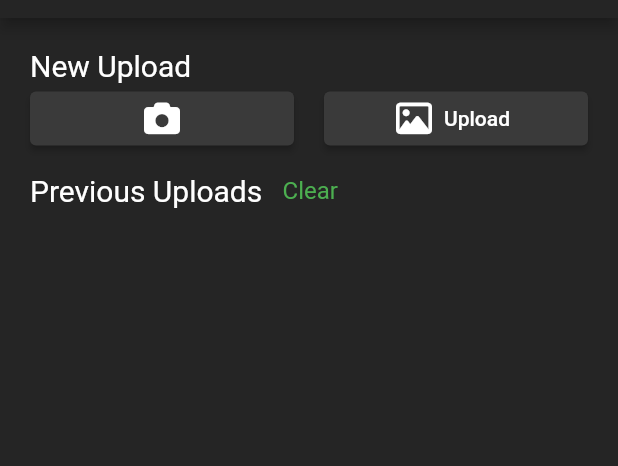
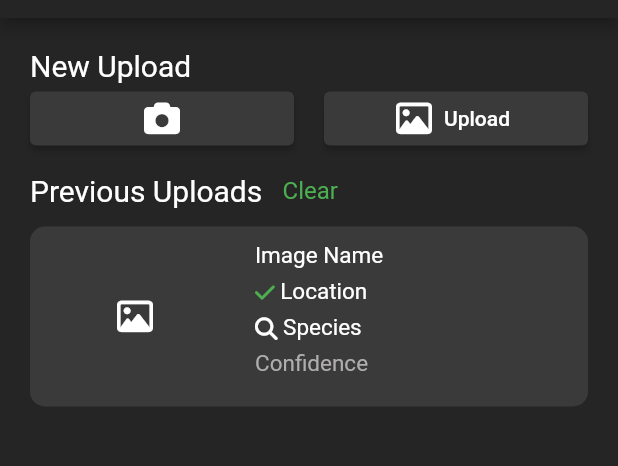
Before and after one commit to Qinbeans/wild-life-mobile, a Flutter app: the screen it shows after launch, on a phone screen of 412 x 824 dp, the part 66-532 px from its top. Run offline on Flutter 3.47's test engine with Material 2 defaults, Android fonts, the phone set to English and light mode, and no system bars; our stand-ins replace camera, font_awesome_flutter, image_picker, location; missing offline and left inert: camera_web, image_picker_for_web, location_web, tflite_flutter, tflite_flutter_helper.

Commit message:
added start for previous upload section

```diff
--- a/lib/ml/view.dart
+++ b/lib/ml/view.dart
@@ -3,6 +3,8 @@
 //If there is no network connection, use the local model.
 
 //take in an image
+import 'dart:ui';
+
 import 'package:flutter/services.dart';
 
 import '../model/image.dart';
@@ -241,6 +243,97 @@ class MLPageState extends State<MLPage> {
                             fontSize: 16,
                           ))),
                 ]),
+                //FOR PREVIOUS UPLOADS
+                Row(
+                  children: [
+                    Flexible(
+                        //Box for the image (TEMPORARY MOVE TO ANOTHE FILE)
+                        child: Container(
+                      height: 120,
+                      width: double.infinity,
+                      padding: const EdgeInsets.all(10),
+                      decoration: BoxDecoration(
+                        borderRadius: BorderRadius.circular(10),
+                        color: const Color.fromARGB(255, 58, 58, 58),
+                      ),
+                      child: Row(
+                        children: [
+                          //Image
+                          Container(
+                            height: 100,
+                            width: 120,
+                            decoration: BoxDecoration(
+                              borderRadius: BorderRadius.circular(10),
+                              color: const Color.fromARGB(255, 58, 58, 58),
+                            ),
+                            child: const Icon(
+                              FontAwesomeIcons.image,
+                              color: Colors.white,
+                            ),
+                          ),
+                          const Padding(padding: EdgeInsets.all(10)),
+                          //Text
+                          Column(
+                            crossAxisAlignment: CrossAxisAlignment.start,
+                            children: [
+                              const Text("Image Name",
+                                  style: TextStyle(
+                                    color: Colors.white,
+                                    fontSize: 15,
+                                  )),
+                              const Padding(padding: EdgeInsets.all(3)),
+                              RichText(
+                                  text: const TextSpan(children: [
+                                WidgetSpan(
+                                    child: FaIcon(FontAwesomeIcons.check,
+                                        size: 15, color: Colors.green)),
+                                TextSpan(
+                                    text: " Location",
+                                    style: TextStyle(
+                                      color: Colors.white,
+                                      fontSize: 15,
+                                    )),
+                              ])),
+                              const Padding(padding: EdgeInsets.all(3)),
+                              RichText(
+                                  text: const TextSpan(children: [
+                                WidgetSpan(
+                                    child: FaIcon(
+                                        FontAwesomeIcons.magnifyingGlass,
+                                        size: 15,
+                                        color: Colors.white)),
+                                TextSpan(
+                                    text: " Species",
+                                    style: TextStyle(
+                                      color: Colors.white,
+                                      fontSize: 15,
+                                    )),
+                              ])),
+                              const Padding(padding: EdgeInsets.all(3)),
+                              const Text("Confidence",
+                                  style: TextStyle(
+                                    color: Color.fromARGB(255, 175, 173, 173),
+                                    fontSize: 15,
+                                  )),
+                            ],
+                          ),
+                        ],
+
+                        //Column(
+                        //   children: const [
+                        //     FaIcon(FontAwesomeIcons.leaf, color: Colors.green),
+                        //     Padding(padding: EdgeInsets.all(10)),
+                        //     Text("Upload 1",
+                        //         style: TextStyle(
+                        //           color: Colors.white,
+                        //           fontSize: 20,
+                        //         )),
+                        //   ],
+                        // ),
+                      ),
+                    ))
+                  ],
+                ),
               ]),
             )));
   }
```
